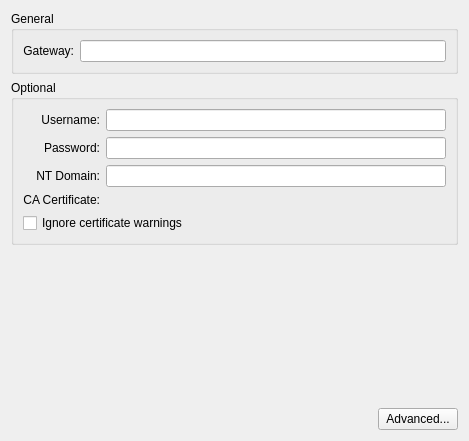
The window that vpn/sstp/sstpwidget.ui (KDE/plasma-nm) describes before a commit, drawn with Qt 5.
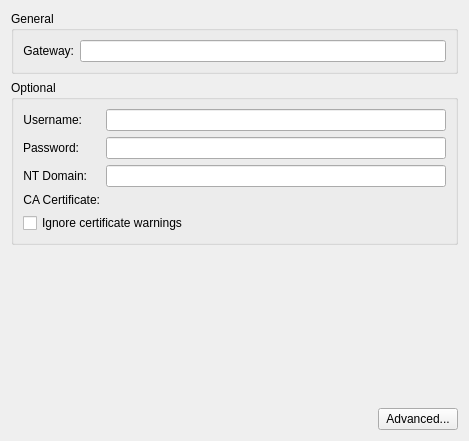
The same window after the commit. Custom widgets are drawn as their Qt base class.

Commit message: VPN plugins: fix broken layout when using password field

```diff
--- a/vpn/sstp/sstpwidget.ui
+++ b/vpn/sstp/sstpwidget.ui
@@ -66,7 +66,7 @@
      <property name="title">
       <string>Optional</string>
      </property>
-     <layout class="QGridLayout" name="gridLayout_2">
+     <layout class="QFormLayout" name="formLayout">
       <item row="0" column="0">
        <widget class="QLabel" name="lbl_username">
         <property name="text">
```
Left out of the diff: 38 changed lines with no effect on the pictures. The commit also changes 6 other files.
